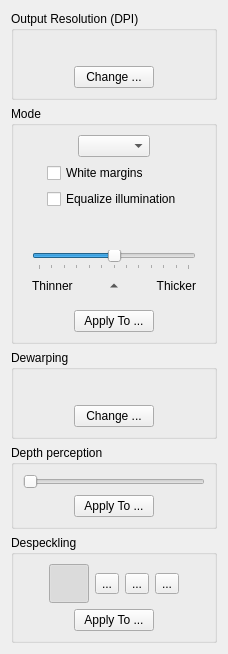
Qt form src/filters/output/ui/OutputOptionsWidget.ui (ImageProcessing-ElectronicPublications/scantailor) before a commit.
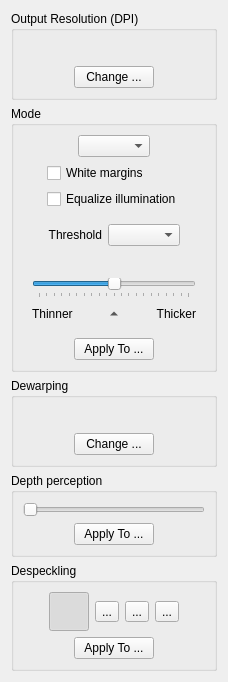
The same form after that commit. Icons and pictures are not drawn.

Commit message: 0.9.12.3: output: threshold method

```diff
--- a/src/filters/output/ui/OutputOptionsWidget.ui
+++ b/src/filters/output/ui/OutputOptionsWidget.ui
@@ -198,6 +198,49 @@
       <item>
        <widget class="QWidget" name="bwOptions" native="true">
         <layout class="QVBoxLayout" name="verticalLayout">
+         <item>
+          <layout class="QHBoxLayout" name="horizontalLayout_31">
+           <item>
+            <spacer name="horizontalSpacer_31">
+             <property name="orientation">
+              <enum>Qt::Horizontal</enum>
+             </property>
+             <property name="sizeHint" stdset="0">
+              <size>
+               <width>0</width>
+               <height>20</height>
+              </size>
+             </property>
+            </spacer>
+           </item>
+           <item>
+            <widget class="QLabel" name="thresholdMethodLabel">
+             <property name="text">
+              <string>Threshold</string>
+             </property>
+             <property name="alignment">
+              <set>Qt::AlignRight|Qt::AlignTrailing|Qt::AlignVCenter</set>
+             </property>
+            </widget>
+           </item>
+           <item>
+            <widget class="QComboBox" name="thresholdMethodSelector"/>
+           </item>
+           <item>
+            <spacer name="horizontalSpacer_32">
+             <property name="orientation">
+              <enum>Qt::Horizontal</enum>
+             </property>
+             <property name="sizeHint" stdset="0">
+              <size>
+               <width>0</width>
+               <height>20</height>
+              </size>
+             </property>
+            </spacer>
+           </item>
+          </layout>
+         </item>
          <item>
           <layout class="QHBoxLayout" name="horizontalLayout_12">
            <item>
@@ -238,10 +281,10 @@
          <item>
           <widget class="QSlider" name="thresholdSlider">
            <property name="minimum">
-            <number>-30</number>
+            <number>-50</number>
            </property>
            <property name="maximum">
-            <number>30</number>
+            <number>50</number>
            </property>
            <property name="pageStep">
             <number>5</number>
```
The commit also changes 13 other files.
